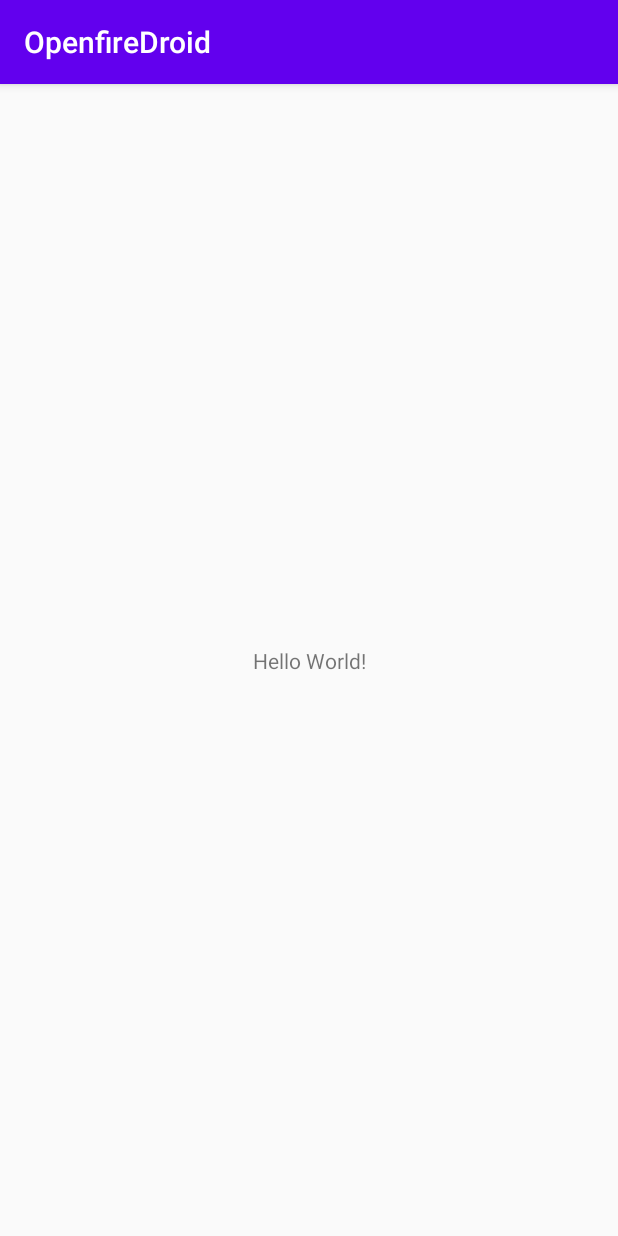
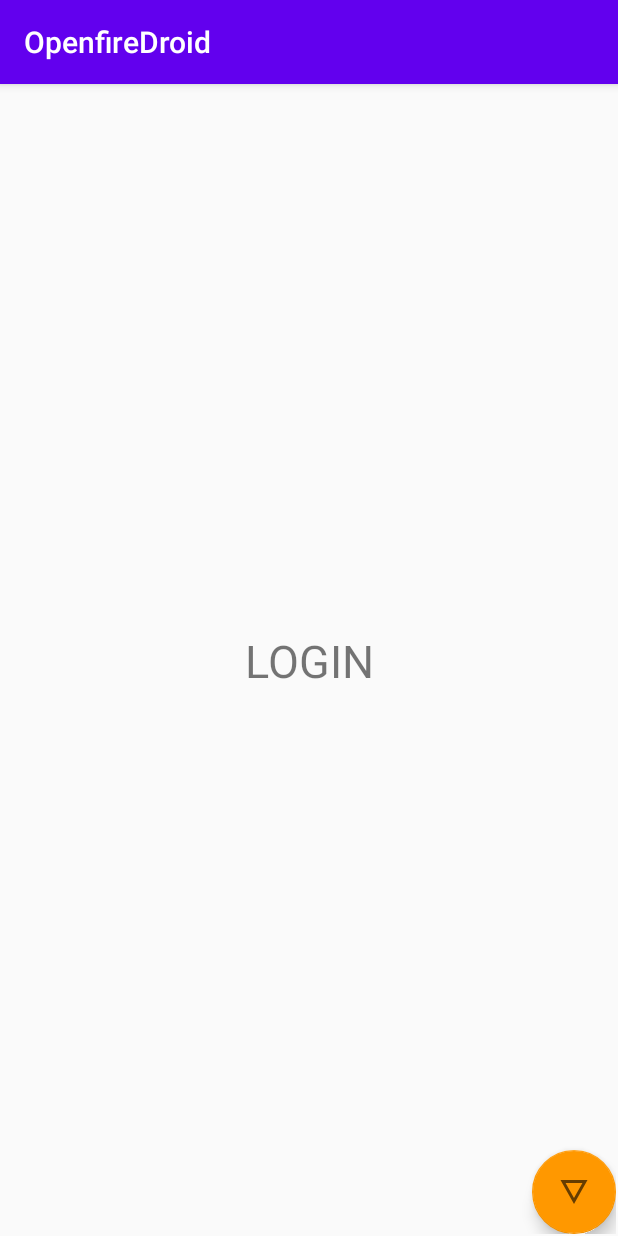
Before and after one commit to vipontes/openfiredroid, an Android app: the screen it shows after launch (MainActivity), on a phone screen of 412 x 824 dp. Run offline under Robolectric (Android 15) with nearby library versions, the light colour scheme and no system bars; our stand-ins replace data binding.

Commit message:
Adding navigation

```diff
--- a/app/build.gradle
+++ b/app/build.gradle
@@ -2,6 +2,7 @@ apply plugin: 'com.android.application'
 apply plugin: 'kotlin-android'
 apply plugin: 'kotlin-android-extensions'
 apply plugin: 'kotlin-kapt'
+apply plugin: "androidx.navigation.safeargs.kotlin"
 
 android {
     compileSdkVersion 30
@@ -67,6 +68,8 @@ dependencies {
     api 'com.google.dagger:dagger:2.24'
     api 'com.google.dagger:dagger-android:2.24'
     api 'com.google.dagger:dagger-android-support:2.24'
+    implementation 'androidx.navigation:navigation-fragment-ktx:2.1.0'
+    implementation 'androidx.navigation:navigation-ui-ktx:2.1.0'
 
     annotationProcessor 'com.google.dagger:dagger-compiler:2.24'
     kapt 'com.google.dagger:dagger-compiler:2.24'
--- a/app/src/main/AndroidManifest.xml
+++ b/app/src/main/AndroidManifest.xml
@@ -25,7 +25,7 @@
         android:roundIcon="@mipmap/ic_launcher_round"
         android:supportsRtl="true"
         android:theme="@style/AppTheme">
-        <activity android:name=".MainActivity">
+        <activity android:name=".view.MainActivity">
             <intent-filter>
                 <action android:name="android.intent.action.MAIN" />
                 <category android:name="android.intent.category.LAUNCHER" />
--- /dev/null
+++ b/app/src/main/java/br/net/easify/openfiredroid/view/LoginFragment.kt
@@ -0,0 +1,30 @@
+package br.net.easify.openfiredroid.view
+
+import android.os.Bundle
+import androidx.fragment.app.Fragment
+import android.view.LayoutInflater
+import android.view.View
+import android.view.ViewGroup
+import androidx.navigation.Navigation
+import br.net.easify.openfiredroid.R
+import kotlinx.android.synthetic.main.fragment_login.*
+
+class LoginFragment : Fragment() {
+
+    override fun onCreateView(
+        inflater: LayoutInflater, container: ViewGroup?,
+        savedInstanceState: Bundle?
+    ): View? {
+        return inflater.inflate(R.layout.fragment_login, container, false)
+    }
+
+    override fun onViewCreated(view: View, savedInstanceState: Bundle?) {
+        super.onViewCreated(view, savedInstanceState)
+
+        login.setOnClickListener {
+            val action = LoginFragmentDirections.actionLogin()
+            Navigation.findNavController(it).navigate(action)
+        }
+    }
+
+}
--- a/app/src/main/java/br/net/easify/openfiredroid/MainActivity.kt
+++ b/app/src/main/java/br/net/easify/openfiredroid/view/MainActivity.kt
@@ -1,7 +1,8 @@
-package br.net.easify.openfiredroid
+package br.net.easify.openfiredroid.view
 
 import androidx.appcompat.app.AppCompatActivity
 import android.os.Bundle
+import br.net.easify.openfiredroid.R
 
 class MainActivity : AppCompatActivity() {
     override fun onCreate(savedInstanceState: Bundle?) {
--- /dev/null
+++ b/app/src/main/res/drawable/ic_details.xml
@@ -0,0 +1,10 @@
+<vector xmlns:android="http://schemas.android.com/apk/res/android"
+    android:width="24dp"
+    android:height="24dp"
+    android:viewportWidth="24"
+    android:viewportHeight="24"
+    android:tint="?attr/colorControlNormal">
+  <path
+      android:fillColor="@android:color/white"
+      android:pathData="M3,4l9,16 9,-16L3,4zM6.38,6h11.25L12,16 6.38,6z"/>
+</vector>
--- a/app/src/main/res/layout/activity_main.xml
+++ b/app/src/main/res/layout/activity_main.xml
@@ -4,15 +4,23 @@
     xmlns:tools="http://schemas.android.com/tools"
     android:layout_width="match_parent"
     android:layout_height="match_parent"
-    tools:context=".MainActivity">
+    tools:context=".view.MainActivity">
 
-    <TextView
-        android:layout_width="wrap_content"
-        android:layout_height="wrap_content"
-        android:text="Hello World!"
+
+    <fragment
+        android:id="@+id/mainFragment"
+        android:name="androidx.navigation.fragment.NavHostFragment"
+        android:layout_width="0dp"
+        android:layout_height="0dp"
+        android:layout_marginStart="1dp"
+        android:layout_marginTop="1dp"
+        android:layout_marginEnd="1dp"
+        android:layout_marginBottom="1dp"
+        app:defaultNavHost="true"
         app:layout_constraintBottom_toBottomOf="parent"
-        app:layout_constraintLeft_toLeftOf="parent"
-        app:layout_constraintRight_toRightOf="parent"
-        app:layout_constraintTop_toTopOf="parent" />
+        app:layout_constraintEnd_toEndOf="parent"
+        app:layout_constraintStart_toStartOf="parent"
+        app:layout_constraintTop_toTopOf="parent"
+        app:navGraph="@navigation/main_navigation" />
 
 </androidx.constraintlayout.widget.ConstraintLayout>
--- /dev/null
+++ b/app/src/main/res/layout/fragment_login.xml
@@ -0,0 +1,31 @@
+<?xml version="1.0" encoding="utf-8"?>
+<layout xmlns:android="http://schemas.android.com/apk/res/android"
+    xmlns:app="http://schemas.android.com/apk/res-auto"
+    xmlns:tools="http://schemas.android.com/tools">
+    <androidx.constraintlayout.widget.ConstraintLayout
+        android:layout_width="match_parent"
+        android:layout_height="match_parent"
+        tools:context=".view.LoginFragment">
+
+
+        <TextView
+            android:id="@+id/textView"
+            android:layout_width="wrap_content"
+            android:layout_height="wrap_content"
+            android:text="LOGIN"
+            android:textSize="30sp"
+            app:layout_constraintBottom_toBottomOf="parent"
+            app:layout_constraintEnd_toEndOf="parent"
+            app:layout_constraintStart_toStartOf="parent"
+            app:layout_constraintTop_toTopOf="parent" />
+
+        <com.google.android.material.floatingactionbutton.FloatingActionButton
+            android:id="@+id/login"
+            android:layout_width="wrap_content"
+            android:layout_height="wrap_content"
+            android:clickable="true"
+            android:src="@drawable/ic_details"
+            app:layout_constraintBottom_toBottomOf="parent"
+            app:layout_constraintEnd_toEndOf="parent" />
+    </androidx.constraintlayout.widget.ConstraintLayout>
+</layout>
--- /dev/null
+++ b/app/src/main/res/navigation/main_navigation.xml
@@ -0,0 +1,59 @@
+<?xml version="1.0" encoding="utf-8"?>
+<navigation xmlns:android="http://schemas.android.com/apk/res/android"
+    xmlns:app="http://schemas.android.com/apk/res-auto"
+    xmlns:tools="http://schemas.android.com/tools"
+    android:id="@+id/main_navigation"
+    app:startDestination="@id/loginFragment">
+
+    <fragment
+        android:id="@+id/loginFragment"
+        android:name="br.net.easify.openfiredroid.view.LoginFragment"
+        tools:layout="@layout/fragment_login"
+        android:label="LoginFragment" >
+        <action
+            android:id="@+id/actionLogin"
+            app:destination="@id/contactsFragment"
+            app:launchSingleTop="false"
+            app:popUpTo="@+id/main_navigation"
+            app:popUpToInclusive="true"/>
+    </fragment>
+    <fragment
+        android:id="@+id/contactsFragment"
+        android:name="br.net.easify.openfiredroid.view.ContactsFragment"
+        tools:layout="@layout/fragment_contacts"
+        android:label="ContactsFragment" >
+        <action
+            android:id="@+id/actionViewMessage"
+            app:destination="@id/messageFragment" />
+        <action
+            android:id="@+id/actionViewProfile"
+            app:destination="@id/profileFragment" />
+    </fragment>
+    <fragment
+        android:id="@+id/messageFragment"
+        android:name="br.net.easify.openfiredroid.view.MessageFragment"
+        tools:layout="@layout/fragment_message"
+        android:label="MessageFragment" >
+        <action
+            android:id="@+id/actionLeaveMessage"
+            app:destination="@id/contactsFragment"
+            app:popUpTo="@+id/main_navigation"
+            app:popUpToInclusive="true"/>
+    </fragment>
+    <fragment
+        android:id="@+id/profileFragment"
+        android:name="br.net.easify.openfiredroid.view.ProfileFragment"
+        tools:layout="@layout/fragment_profile"
+        android:label="ProfileFragment" >
+        <action
+            android:id="@+id/actionLeaveProfile"
+            app:destination="@id/contactsFragment"
+            app:popUpTo="@+id/main_navigation"
+            app:popUpToInclusive="true"/>
+        <action
+            android:id="@+id/actionLogout"
+            app:destination="@id/loginFragment"
+            app:popUpTo="@+id/main_navigation"
+            app:popUpToInclusive="true"/>
+    </fragment>
+</navigation>
--- a/app/src/main/res/values/colors.xml
+++ b/app/src/main/res/values/colors.xml
@@ -2,5 +2,5 @@
 <resources>
     <color name="colorPrimary">#6200EE</color>
     <color name="colorPrimaryDark">#3700B3</color>
-    <color name="colorAccent">#03DAC5</color>
+    <color name="colorAccent">#FF9800</color>
 </resources>
--- a/app/src/main/res/values/strings.xml
+++ b/app/src/main/res/values/strings.xml
@@ -1,3 +1,5 @@
 <resources>
     <string name="app_name">OpenfireDroid</string>
+    <!-- TODO: Remove or change this placeholder text -->
+    <string name="hello_blank_fragment">Hello blank fragment</string>
 </resources>
```
Also changed, not shown: app/src/main/java/br/net/easify/openfiredroid/view/ContactsFragment.kt (added, +35 -0 lines), app/src/main/java/br/net/easify/openfiredroid/view/MessageFragment.kt (added, +30 -0 lines), app/src/main/java/br/net/easify/openfiredroid/view/ProfileFragment.kt (added, +37 -0 lines), app/src/main/res/layout/fragment_contacts.xml (added, +40 -0 lines), app/src/main/res/layout/fragment_message.xml (added, +32 -0 lines), app/src/main/res/layout/fragment_profile.xml (added, +41 -0 lines).
